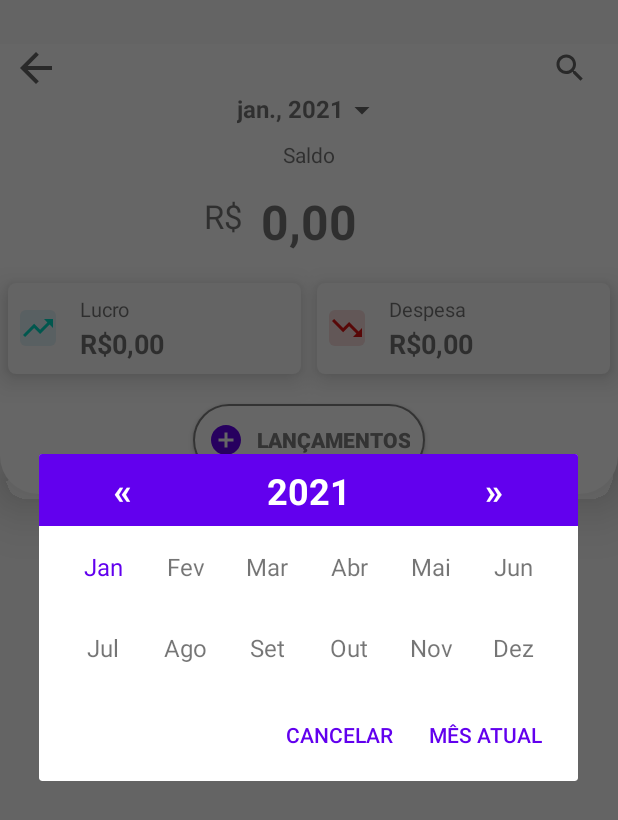
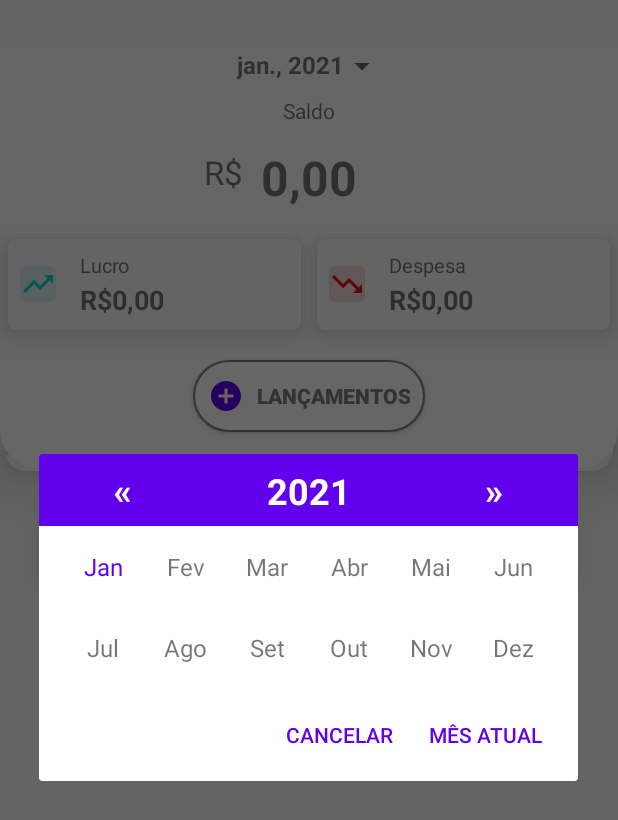
Before and after one commit to emersonfiwre/FinanceCasaDeDeus, an Android app: the TransactionFragment screen opened directly, with no data from a screen before it, after a tap on an icon or button, on a phone screen of 412 x 824 dp. Shown: the top 820 px of the screen. Run offline under Robolectric (Android 15) with nearby library versions, the light colour scheme and no system bars; our stand-ins replace Firebase (no records; nobody signed in at launch, a user with empty details on screens opened directly); libraries missing offline, so code that uses them is left out: io.grpc.okhttp; pictures from the network do not load.

Commit message:
Agora a filtragem por data está funcionando, falta fazer um butão de filtros para filtrar por valores data crescente, despesas ou gastos, e refatorar o código, tirar logica da view e jogar tudo na viewmodel.

```diff
--- a/app/src/main/java/br/com/casadedeus/service/repository/TransactionRepository.kt
+++ b/app/src/main/java/br/com/casadedeus/service/repository/TransactionRepository.kt
@@ -29,7 +29,8 @@ class TransactionRepository(private val context: Context) {
         //mDatabase.collection("users/$userKey/expenditures/")
         /*val sdf = SimpleDateFormat("dd/M/yyyy hh:mm:ss")
         val currentDate = sdf.format(Date())*/
-
+        /*val dateS = SimpleDateFormat("dd-MM-yyyy").parse("01-01-2021")
+        val dateE = SimpleDateFormat("dd-MM-yyyy").parse("30-01-2021")*/
 
         mDatabase.collection("users/WqVSBEFTfLTRSPLNV52k/transactions/")
             .whereGreaterThanOrEqualTo("day", startDateTime)
--- a/app/src/main/java/br/com/casadedeus/service/utils/Utils.kt
+++ b/app/src/main/java/br/com/casadedeus/service/utils/Utils.kt
@@ -35,5 +35,8 @@ class Utils {
             val sdf = SimpleDateFormat("MMM, yyyy", Locale("pt", "BR"))
             return sdf.format(Date())
         }
+        fun stringToDate(str:String):Date?{
+            return SimpleDateFormat("MM-yyyy",Locale("pt", "BR")).parse(str)
+        }
     }
 }
--- a/app/src/main/java/br/com/casadedeus/view/LoginActivity.kt
+++ b/app/src/main/java/br/com/casadedeus/view/LoginActivity.kt
@@ -44,6 +44,7 @@ class LoginActivity : AppCompatActivity(), View.OnClickListener {
 //            mViewModel.doLogin(user, password)
             val intent = Intent(this, MainActivity::class.java)
             startActivity(intent)
+            finish()
 
         } else if (id == R.id.button_cadastrar) {
             Toast.makeText(this, "Cadastrar em implementação", Toast.LENGTH_SHORT).show()
--- a/app/src/main/java/br/com/casadedeus/view/MonthPickerDialog.kt
+++ b/app/src/main/java/br/com/casadedeus/view/MonthPickerDialog.kt
@@ -16,7 +16,8 @@ import kotlinx.android.synthetic.main.month_year_picker_dialog.view.*
 import java.util.*
 
 
-class MonthPickerDialog : DialogFragment(), View.OnClickListener {
+class MonthPickerDialog(val currentMonth: Int, val currentYear: Int) : DialogFragment(),
+    View.OnClickListener {
     var listener: OnDateSetListener? = null
     private lateinit var mDialogRoot: View
     private lateinit var mTextMonths: List<TextView>
@@ -69,12 +70,13 @@ class MonthPickerDialog : DialogFragment(), View.OnClickListener {
     }
 
     private fun setupDateDialog() {
-        val cal: Calendar = Calendar.getInstance()
+        /*val cal: Calendar = Calendar.getInstance()
         val year = cal[Calendar.YEAR]// quando abrir a dialog
-        val month = cal[Calendar.MONTH]// quando abrir a dialog
-        mMonthSelection = month + 1
-        mDialogRoot.txt_year.text = year.toString()
-        mTextMonths[month].setTextColor(resources.getColor(R.color.colorAccent))
+        val month = cal[Calendar.MONTH]// quando abrir a dialog*/
+
+        mMonthSelection = currentMonth
+        mDialogRoot.txt_year.text = currentYear.toString()
+        mTextMonths[currentMonth].setTextColor(resources.getColor(R.color.colorAccent))
     }
 
 
--- a/app/src/main/java/br/com/casadedeus/view/TransactionFragment.kt
+++ b/app/src/main/java/br/com/casadedeus/view/TransactionFragment.kt
@@ -18,6 +18,7 @@ import androidx.lifecycle.ViewModelProvider
 import androidx.recyclerview.widget.LinearLayoutManager
 import br.com.casadedeus.R
 import br.com.casadedeus.beans.TransactionModel
+import br.com.casadedeus.service.constants.ViewConstants
 import br.com.casadedeus.service.listener.OnItemClickListener
 import br.com.casadedeus.service.utils.Utils
 import br.com.casadedeus.view.adapter.TransactionAdapter
@@ -88,60 +89,10 @@ class TransactionFragment : Fragment(), View.OnClickListener, DatePickerDialog.O
         setupBottomDialog()
 
         // Cria observadores
-        observe()
+        observer()
 
         setListeners()
 
-
-
-        mViewRoot.edtSearch.setOnEditorActionListener { textView, i, keyEvent ->
-            when (i) {
-                EditorInfo.IME_ACTION_SEARCH -> {
-                    Toast.makeText(activity, "Modulo em contrução", Toast.LENGTH_SHORT).show()
-                    true
-                }
-                else -> { // Note the block
-                    println("default case")
-                    false
-                }
-            }
-        }
-        mViewRoot.edtSearch.setOnTouchListener { view, motionEvent ->
-            view.edtSearch.isFocusableInTouchMode = true
-            val icSearch = ContextCompat.getDrawable(
-                activity!!,
-                R.drawable.ic_search
-            )
-            /*Tint drawable
-            DrawableCompat.setTint(
-            icSearch as Drawable,
-            ContextCompat.getColor(activity, R.color.hintColor)
-            )*/
-            view.edtSearch.setCompoundDrawablesWithIntrinsicBounds(
-                icSearch, null, null, null
-            )
-            view.edtSearch.hint = getString(R.string.hint_search)
-            /*Open Keyboard
-            val inputMethodManager =
-                activity.getSystemService(Context.INPUT_METHOD_SERVICE) as (InputMethodManager)
-            inputMethodManager.toggleSoftInput(
-                InputMethodManager.SHOW_FORCED, 0
-            )*/
-
-            false
-        }
-        /*val etInput = mViewRoot.findViewById<CurrencyEditText>(R.id.edit_valor)
-        error, is needed be in the bottomDialog view
-        etInput.setCurrency("R$");
-        etInput.setDelimiter(false)
-        etInput.setSpacing(false)
-        etInput.setDecimals(true)
-        //Make sure that Decimals is set as false if a custom Separator is used
-        etInput.setSeparator(".")*/
-
-
-
-        hide(mViewRoot.edtSearch!!, context)
         return mViewRoot
     }
 
@@ -210,15 +161,22 @@ class TransactionFragment : Fragment(), View.OnClickListener, DatePickerDialog.O
 
     private fun setListeners() {
         mViewRoot.add_lancamento.setOnClickListener(this)
-        mViewRoot.back_month.setOnClickListener(this)
         mViewRoot.txt_current_date.setOnClickListener(this)
     }
 
-    private fun observe() {
+    private fun observer() {
         mViewModel.transactionlist.observe(viewLifecycleOwner, Observer {
-            mAdapter.notifyChanged(it)
-            pg_await_load.visibility = View.GONE
-            rv_transaction.visibility = View.VISIBLE
+            if (it.isEmpty()) {
+                mViewRoot.pg_await_load.visibility = View.GONE
+                mViewRoot.rv_transaction.visibility = View.GONE
+                mViewRoot.txt_empty_transactions.visibility = View.VISIBLE
+            } else {
+                mAdapter.notifyChanged(it)
+                mViewRoot.txt_empty_transactions.visibility = View.GONE
+                mViewRoot.pg_await_load.visibility = View.GONE
+                mViewRoot.rv_transaction.visibility = View.VISIBLE
+            }
+
         })
         mViewModel.validation.observe(viewLifecycleOwner, Observer {
             if (it.success()) {
@@ -265,42 +223,31 @@ class TransactionFragment : Fragment(), View.OnClickListener, DatePickerDialog.O
     }
 
     override fun onClick(v: View?) {
-        val id = v?.id
-        when (id) {
+        when (v?.id) {
             R.id.add_lancamento -> {
-                hide(mViewRoot.edtSearch, activity)
                 /*val mBehavior = BottomSheetBehavior.from(bottomSheet.parent as View);
                 mBehavior.setPeekHeight(600)*/
-                mTransactionKey = ""
-                mDialogInflater.radio_entrada.isChecked = false
-                mDialogInflater.edit_descricao.setText("")
-                mDialogInflater.spinner_categoria.setSelection(0)
-                mDialogInflater.edit_razao_social.setText("")
-                mDialogInflater.edit_nota_fiscal.setText("")
-                mDialogInflater.edit_valor.setText("")
+                clearForm()
                 onClickSave()
                 //get spinner selected
             }
-            R.id.back_month -> {
-                activity?.onBackPressed()
-            }
             R.id.txt_current_date -> {
-                val picker = MonthPickerDialog()
+                val picker = MonthPickerDialog(
+                    mViewModel.getYearMonthFromString(txt_current_date.text.toString(), true),
+                    mViewModel.getYearMonthFromString(txt_current_date.text.toString())
+                )
                 picker.listener = this
-                picker.show(activity!!.supportFragmentManager, "TAG")
-                /*val mLocale = Locale("pt", "BR")
-                RackMonthPicker(activity)
-                    .setLocale(mLocale)
-                    .setColorTheme(R.color.colorAccent)
-                    .setPositiveButton { month, startDate, endDate, year, monthLabel -> }
-                    .setNegativeButton { }.show()*/
+                picker.show(activity!!.supportFragmentManager, ViewConstants.TAGS.MONTH_PICKER)
             }
         }
     }
 
     override fun onDateSet(p0: DatePicker?, p1: Int, p2: Int, p3: Int) {
-        //mViewRoot.txt_current_date.text = mDateFormat.format("01-")
-        Toast.makeText(context, "$p2 / $p1", Toast.LENGTH_SHORT).show()
+        Utils.stringToDate("$p2-$p1").let {
+            mViewRoot.txt_current_date.text = mDateFormat.format(it)
+        }
+        loadTransactions()
+        //Toast.makeText(context, "$p2 / $p1", Toast.LENGTH_SHORT).show()
     }
 
     private fun onClickSave() {
@@ -320,37 +267,14 @@ class TransactionFragment : Fragment(), View.OnClickListener, DatePickerDialog.O
         }
     }
 
-    private fun hide(edit: EditText, context: Context?) {
-        edit.clearFocus()
-        edit.isFocusable = false
-
-        edit.setText("")
-        val icSearch = context?.let {
-            ContextCompat.getDrawable(
-                it,
-                R.drawable.ic_search
-            )
-        }
-        edit.setCompoundDrawablesWithIntrinsicBounds(
-            null, null, icSearch, null
-        )
-        edit.hint = ""
-
+    private fun clearForm() {
+        mTransactionKey = ""
+        mDialogInflater.radio_entrada.isChecked = false
+        mDialogInflater.edit_descricao.setText("")
+        mDialogInflater.spinner_categoria.setSelection(0)
+        mDialogInflater.edit_razao_social.setText("")
+        mDialogInflater.edit_nota_fiscal.setText("")
+        mDialogInflater.edit_valor.setText("")
     }
 
-    fun onBackPressed(): Boolean =
-        /*if (view?.edtSearch?.isFocusable == true) {
-            hide(view?.edtSearch!!, context as Context)
-         s   return false
-        }
-        return true*/
-        when (view?.edtSearch?.isFocusable) {
-            true -> {
-                hide(view?.edtSearch!!, context)
-                false
-            }
-            else -> true
-        }
-
-
 }
--- a/app/src/main/java/br/com/casadedeus/view/adapter/TransactionAdapter.kt
+++ b/app/src/main/java/br/com/casadedeus/view/adapter/TransactionAdapter.kt
@@ -4,6 +4,7 @@ import android.app.AlertDialog
 import android.view.LayoutInflater
 import android.view.View
 import android.view.ViewGroup
+import android.widget.ImageView
 import android.widget.TextView
 import androidx.recyclerview.widget.RecyclerView
 import br.com.casadedeus.R
@@ -33,7 +34,7 @@ class TransactionAdapter : RecyclerView.Adapter<TransactionAdapter.MyViewHolder>
     }
 
     override fun getItemCount(): Int {
-        return mTransactionModelList.size
+        return mTransactionModelList.count()
     }
 
     fun notifyChanged(it: List<TransactionModel>?) {
@@ -56,6 +57,7 @@ class TransactionAdapter : RecyclerView.Adapter<TransactionAdapter.MyViewHolder>
         private var mDay: TextView = itemView.lbl_day
         private var mDesc: TextView = itemView.lbl_desc
         private var mPrice: TextView = itemView.lbl_price
+        private var mImage: ImageView = itemView.img_category
         private var mCardTransaction: View = itemView.card_transaction
 
         fun bindTransaction(transaction: TransactionModel) {
@@ -79,6 +81,5 @@ class TransactionAdapter : RecyclerView.Adapter<TransactionAdapter.MyViewHolder>
                 true
             }
         }
-
     }
 }
--- a/app/src/main/java/br/com/casadedeus/viewmodel/TransactionViewModel.kt
+++ b/app/src/main/java/br/com/casadedeus/viewmodel/TransactionViewModel.kt
@@ -118,24 +118,11 @@ class TransactionViewModel(application: Application) : AndroidViewModel(applicat
     }
 
     fun load(currentDate: String) {
-        val mDateFormat =
-            SimpleDateFormat("MMM, d yyyy", Locale("pt", "BR"))// dia por extenso
+        val format = SimpleDateFormat("MMM, yyyy", Locale("pt", "BR"))// mes por extenso
+        val dateFormat = format.parse(currentDate)
 
-
-        //Lógica para pegar todos os dias do mês
-        val calendar = Calendar.getInstance()
-        calendar.set(Calendar.DAY_OF_MONTH, 1)
-        calendar.set(Calendar.MONTH, 0)
-        calendar.set(Calendar.YEAR, 2021)
-        val dateStart: Date = calendar.time
-
-        //end date
-        val monthMaxDays = calendar.getActualMaximum(Calendar.DAY_OF_MONTH)
-        calendar.set(Calendar.DAY_OF_MONTH, monthMaxDays)
-        val dateEnd: Date = calendar.time
-
-        val startDateTime = Timestamp(dateStart)
-        val endDateTime = Timestamp(dateEnd)
+        val startDateTime = Timestamp(getDaysOfMonth(dateFormat))
+        val endDateTime = Timestamp(getDaysOfMonth(dateFormat, true))
         mRepository.getTransactions(
             startDateTime,
             endDateTime,
@@ -156,5 +143,35 @@ class TransactionViewModel(application: Application) : AndroidViewModel(applicat
             })
     }
 
+    fun getYearMonthFromString(str: String, isMonth: Boolean = false): Int {
+        SimpleDateFormat("MMM, yyyy", Locale("pt", "BR")).parse(str).let {
+            return getYearMonthFromDate(it, isMonth)
+        }
+    }
+
+    private fun getYearMonthFromDate(date: Date, isMonth: Boolean = false): Int {
+        val calendar = Calendar.getInstance()
+        calendar.time = date
+        if (isMonth) {
+            return calendar.get(Calendar.MONTH)
+        }
+        return calendar.get(Calendar.YEAR)
+    }
+
+    private fun getDaysOfMonth(date: Date, isEnd: Boolean = false): Date {
+        //Lógica para pegar todos os dias do mês
+        val calendar = Calendar.getInstance()
+        calendar.set(Calendar.DAY_OF_MONTH, 1)
+        calendar.set(Calendar.MONTH, getYearMonthFromDate(date, true))
+        calendar.set(Calendar.YEAR, getYearMonthFromDate(date))
+        if (isEnd) {
+            //end date
+            val monthMaxDays = calendar.getActualMaximum(Calendar.DAY_OF_MONTH)
+            calendar.set(Calendar.DAY_OF_MONTH, monthMaxDays)
+            return calendar.time
+        }
+        return calendar.time
+    }
+
 
 }
--- a/app/src/main/res/layout/fragment_transaction.xml
+++ b/app/src/main/res/layout/fragment_transaction.xml
@@ -5,48 +5,15 @@
     android:layout_width="match_parent"
     android:layout_height="match_parent"
     android:orientation="vertical"
-    android:paddingTop="29dp">
+    android:paddingTop="32dp">
 
     <LinearLayout
         android:layout_width="match_parent"
-        android:layout_height="300dp"
+        android:layout_height="280dp"
         android:layout_gravity="center"
         android:background="@drawable/shape_toolbar"
         android:elevation="20dp"
         android:orientation="vertical">
-
-        <LinearLayout
-            android:layout_width="match_parent"
-            android:layout_height="wrap_content"
-            android:orientation="horizontal">
-
-            <ImageView
-                android:id="@+id/back_month"
-                android:layout_width="wrap_content"
-                android:layout_height="wrap_content"
-                android:layout_marginStart="8dp"
-                android:layout_marginLeft="8dp"
-                android:clickable="true"
-                android:focusable="true"
-                android:src="@drawable/ic_arrow_back" />
-
-            <EditText
-                android:id="@+id/edtSearch"
-                android:layout_width="match_parent"
-                android:layout_height="match_parent"
-                android:background="@null"
-                android:drawableEnd="@drawable/ic_search"
-                android:drawableRight="@drawable/ic_search"
-                android:focusable="true"
-                android:focusableInTouchMode="true"
-                android:imeOptions="actionSearch"
-                android:inputType="text"
-                android:paddingStart="20dp"
-                android:paddingLeft="20dp"
-                android:paddingEnd="20dp"
-                android:singleLine="true"
-                android:textSize="20sp" />
-        </LinearLayout>
 
         <TextView
             android:id="@+id/txt_current_date"
@@ -212,12 +179,35 @@
 
     <!--include layout="@layout/dialog_single_input" /-->
 
+    <Button
+        android:id="@+id/btn_filters"
+        android:layout_width="wrap_content"
+        android:layout_height="wrap_content"
+        android:layout_gravity="right"
+        android:layout_marginEnd="16dp"
+        android:layout_marginRight="16dp"
+        android:text="@string/filters"
+        android:visibility="gone" />
+
     <ProgressBar
         android:id="@+id/pg_await_load"
         android:layout_width="wrap_content"
         android:layout_height="match_parent"
         android:layout_gravity="center"
         android:indeterminate="true" />
+
+    <TextView
+        android:id="@+id/txt_empty_transactions"
+        android:layout_width="wrap_content"
+        android:layout_height="wrap_content"
+        android:layout_gravity="center"
+        android:layout_marginTop="24dp"
+        android:background="@drawable/shape_roundlittle"
+        android:elevation="16dp"
+        android:indeterminate="true"
+        android:padding="8dp"
+        android:text="@string/empty_transactions"
+        android:visibility="gone" />
 
     <androidx.recyclerview.widget.RecyclerView
         android:id="@+id/rv_transaction"
--- a/app/src/main/res/values/strings.xml
+++ b/app/src/main/res/values/strings.xml
@@ -53,5 +53,7 @@
     <string name="success_save_transaction">Transação adicionada com sucesso!</string>
     <string name="success_delete_transaction">Transação exluida com sucesso!</string>
     <string name="balance">Saldo</string>
+    <string name="empty_transactions">Não foi encontrada nenhuma transação neste mês</string>
+    <string name="filters">Filtros</string>
 
 </resources>
```
Also changed, not shown: app/src/main/java/br/com/casadedeus/view/MainActivity.kt (+0 -14 lines), app/src/main/res/layout/card_transaction.xml (+5 -5 lines).
